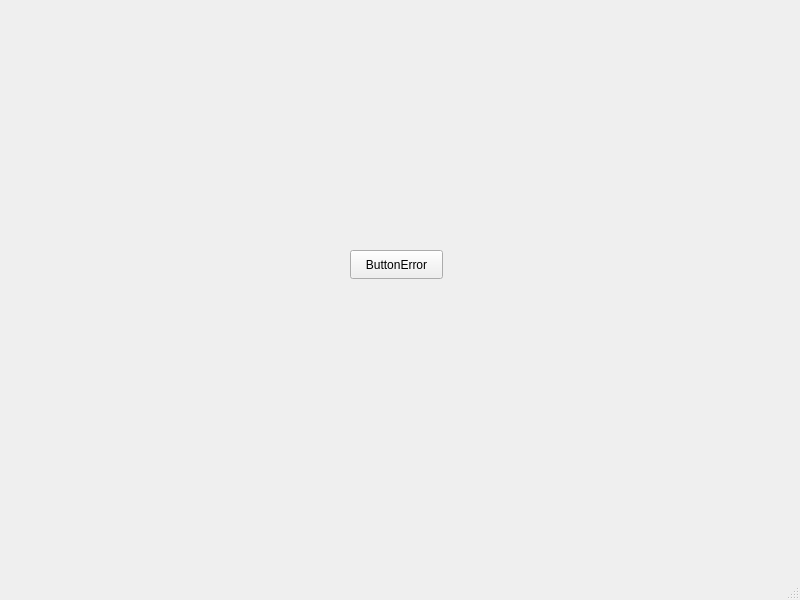
Qt form mainwindow.ui (Romashka13579/QtCreator_1) before a commit.
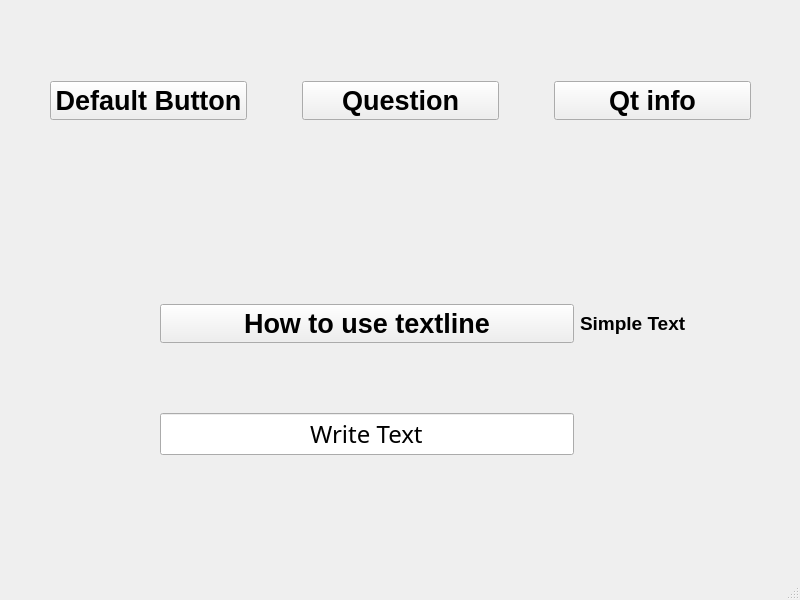
The same form after that commit.

The edit to the form file:
```diff
--- a/mainwindow.ui
+++ b/mainwindow.ui
@@ -14,18 +14,168 @@
    <string>MainWindow</string>
   </property>
   <widget class="QWidget" name="centralwidget">
-   <widget class="QPushButton" name="ButtonError">
+   <widget class="QWidget" name="horizontalLayoutWidget">
     <property name="geometry">
      <rect>
-      <x>350</x>
-      <y>250</y>
-      <width>93</width>
-      <height>29</height>
+      <x>50</x>
+      <y>30</y>
+      <width>701</width>
+      <height>141</height>
      </rect>
     </property>
-    <property name="text">
-     <string>ButtonError</string>
+    <layout class="QHBoxLayout" name="horizontalLayout" stretch="0,0,0">
+     <property name="spacing">
+      <number>55</number>
+     </property>
+     <item>
+      <widget class="QPushButton" name="ButtonNone">
+       <property name="enabled">
+        <bool>true</bool>
+       </property>
+       <property name="font">
+        <font>
+         <family>Arial</family>
+         <pointsize>20</pointsize>
+         <bold>true</bold>
+        </font>
+       </property>
+       <property name="cursor">
+        <cursorShape>PointingHandCursor</cursorShape>
+       </property>
+       <property name="focusPolicy">
+        <enum>Qt::StrongFocus</enum>
+       </property>
+       <property name="text">
+        <string>Default Button</string>
+       </property>
+      </widget>
+     </item>
+     <item>
+      <widget class="QPushButton" name="ButtonAsk">
+       <property name="enabled">
+        <bool>true</bool>
+       </property>
+       <property name="font">
+        <font>
+         <family>Arial</family>
+         <pointsize>20</pointsize>
+         <bold>true</bold>
+        </font>
+       </property>
+       <property name="cursor">
+        <cursorShape>PointingHandCursor</cursorShape>
+       </property>
+       <property name="focusPolicy">
+        <enum>Qt::StrongFocus</enum>
+       </property>
+       <property name="text">
+        <string>Question</string>
+       </property>
+      </widget>
+     </item>
+     <item>
+      <widget class="QPushButton" name="ButtonInformationQt">
+       <property name="enabled">
+        <bool>true</bool>
+       </property>
+       <property name="font">
+        <font>
+         <family>Arial</family>
+         <pointsize>20</pointsize>
+         <bold>true</bold>
+        </font>
+       </property>
+       <property name="cursor">
+        <cursorShape>PointingHandCursor</cursorShape>
+       </property>
+       <property name="focusPolicy">
+        <enum>Qt::StrongFocus</enum>
+       </property>
+       <property name="text">
+        <string>Qt info</string>
+       </property>
+      </widget>
+     </item>
+    </layout>
+   </widget>
+   <widget class="QWidget" name="gridLayoutWidget">
+    <property name="geometry">
+     <rect>
+      <x>150</x>
+      <y>230</y>
+      <width>547</width>
+      <height>301</height>
+     </rect>
     </property>
+    <layout class="QGridLayout" name="gridLayout" rowstretch="0,0" columnstretch="3,0">
+     <property name="leftMargin">
+      <number>10</number>
+     </property>
+     <property name="topMargin">
+      <number>10</number>
+     </property>
+     <property name="rightMargin">
+      <number>10</number>
+     </property>
+     <property name="bottomMargin">
+      <number>10</number>
+     </property>
+     <item row="1" column="0">
+      <widget class="QLineEdit" name="lineEdit">
+       <property name="font">
+        <font>
+         <family>Algerian</family>
+         <pointsize>18</pointsize>
+        </font>
+       </property>
+       <property name="text">
+        <string>Write Text</string>
+       </property>
+       <property name="maxLength">
+        <number>7373737</number>
+       </property>
+       <property name="alignment">
+        <set>Qt::AlignCenter</set>
+       </property>
+      </widget>
+     </item>
+     <item row="0" column="0">
+      <widget class="QPushButton" name="ButtonInformation">
+       <property name="enabled">
+        <bool>true</bool>
+       </property>
+       <property name="font">
+        <font>
+         <family>Arial</family>
+         <pointsize>20</pointsize>
+         <bold>true</bold>
+        </font>
+       </property>
+       <property name="cursor">
+        <cursorShape>PointingHandCursor</cursorShape>
+       </property>
+       <property name="focusPolicy">
+        <enum>Qt::StrongFocus</enum>
+       </property>
+       <property name="text">
+        <string>How to use textline</string>
+       </property>
+      </widget>
+     </item>
+     <item row="0" column="1">
+      <widget class="QLabel" name="label">
+       <property name="font">
+        <font>
+         <pointsize>14</pointsize>
+         <bold>true</bold>
+        </font>
+       </property>
+       <property name="text">
+        <string>Simple Text</string>
+       </property>
+      </widget>
+     </item>
+    </layout>
    </widget>
   </widget>
   <widget class="QMenuBar" name="menubar">
```
